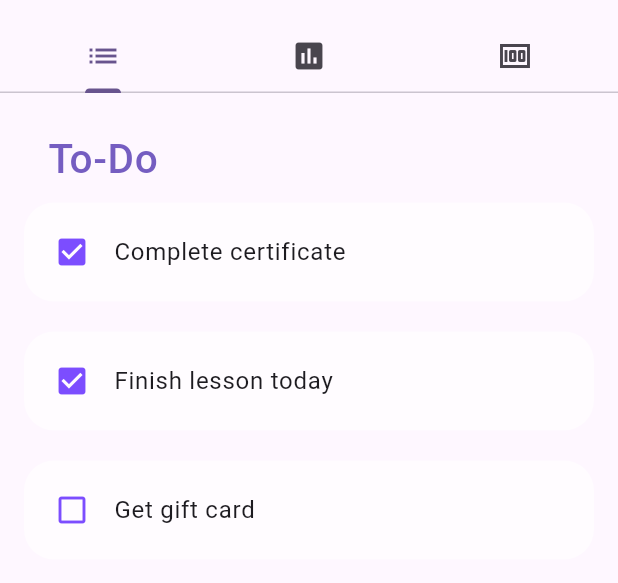
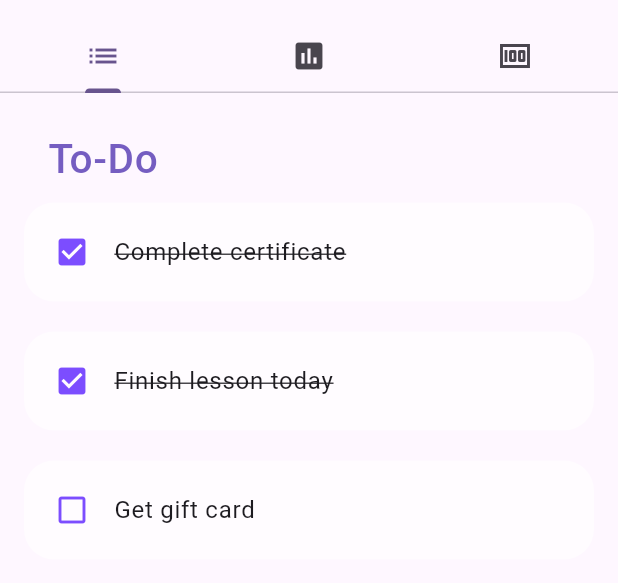
Before and after one commit to cfgcolumbus23/Team-5, a Flutter app: the StudentDashboard screen opened directly with empty values, after a tap on "Complete certificate", after a tap on "Finish lesson today", on a phone screen of 412 x 824 dp, the part 63-646 px from its top. Run offline on Flutter 3.47's test engine with Material 2 defaults, Android fonts, the phone set to English and light mode, and no system bars; our stand-ins replace dio, fl_chart, get; missing offline and left inert: coverflow; Roboto replaces fonts that are missing (Poppins).

Commit message:
crossing out in to-do list and cleaned imports

```diff
--- a/team_5_app/lib/pages/assessment/assessment.dart
+++ b/team_5_app/lib/pages/assessment/assessment.dart
@@ -1,6 +1,5 @@
 import 'package:flutter/material.dart';
 import 'package:team_5_app/pages/assessment/assessment_progress.dart';
-import 'package:team_5_app/pages/login.dart';
 
 class AssessmentPage extends StatelessWidget {
   const AssessmentPage({super.key});
--- a/team_5_app/lib/pages/assessment/assessment_progress.dart
+++ b/team_5_app/lib/pages/assessment/assessment_progress.dart
@@ -1,5 +1,4 @@
 import 'package:flutter/material.dart';
-import 'package:team_5_app/pages/assessment/assessment.dart';
 
 class AssessmentProgress extends StatelessWidget {
   const AssessmentProgress({super.key});
--- a/team_5_app/lib/pages/login.dart
+++ b/team_5_app/lib/pages/login.dart
@@ -4,13 +4,7 @@ import 'package:team_5_app/pages/adminDashboard.dart';
 import 'package:dio/dio.dart';
 
 import 'package:team_5_app/pages/student_dashboard/studentDashboard.dart';
-import 'package:get/get.dart';
-import 'package:get/get_core/src/get_main.dart';
-import 'package:get/get.dart';
-import 'package:team_5_app/pages/assessment/assessment.dart';
-import 'package:team_5_app/pages/assessment/assessment_progress.dart';
 
-import 'adminDashboard.dart';
 
 class LoginPage extends StatefulWidget {
   const LoginPage({super.key});
--- a/team_5_app/lib/pages/student_dashboard/stats.dart
+++ b/team_5_app/lib/pages/student_dashboard/stats.dart
@@ -1,9 +1,5 @@
 import 'package:flutter/material.dart';
-import 'package:coverflow/coverflow.dart';
 import 'package:get/get.dart';
-import 'package:get/get_core/src/get_main.dart';
-import 'package:team_5_app/pages/assessment/assessment_progress.dart';
-
 import '../assessment/assessment.dart';
 
 class Stats extends StatelessWidget {
--- a/team_5_app/lib/pages/student_dashboard/studentDashboard.dart
+++ b/team_5_app/lib/pages/student_dashboard/studentDashboard.dart
@@ -1,6 +1,5 @@
 import 'package:coverflow/coverflow.dart';
 import 'package:flutter/material.dart';
-import 'package:get/get.dart';
 import 'package:team_5_app/pages/student_dashboard/incentives.dart';
 import 'package:team_5_app/pages/student_dashboard/stats.dart';
 import 'package:team_5_app/pages/student_dashboard/to_do.dart';
--- a/team_5_app/lib/pages/student_dashboard/to_do.dart
+++ b/team_5_app/lib/pages/student_dashboard/to_do.dart
@@ -1,11 +1,11 @@
 import 'package:flutter/material.dart';
 import 'package:get/get.dart';
+
 class ToDo extends StatelessWidget {
-  String title;
+  final String title;
 
   ToDo({super.key, required this.title});
 
-  late Icon checkbox;
   var isChecked = false.obs;
 
   @override
@@ -28,7 +28,12 @@ class ToDo extends StatelessWidget {
                 : Icons.check_box_outline_blank,
             color: Colors.deepPurpleAccent,
           )),
-          title: Text(title),
+          title: Obx(() => Text(
+            title,
+            style: TextStyle(
+              decoration: isChecked.value ? TextDecoration.lineThrough : null,
+            ),
+          )),
         ));
   }
 }
```
